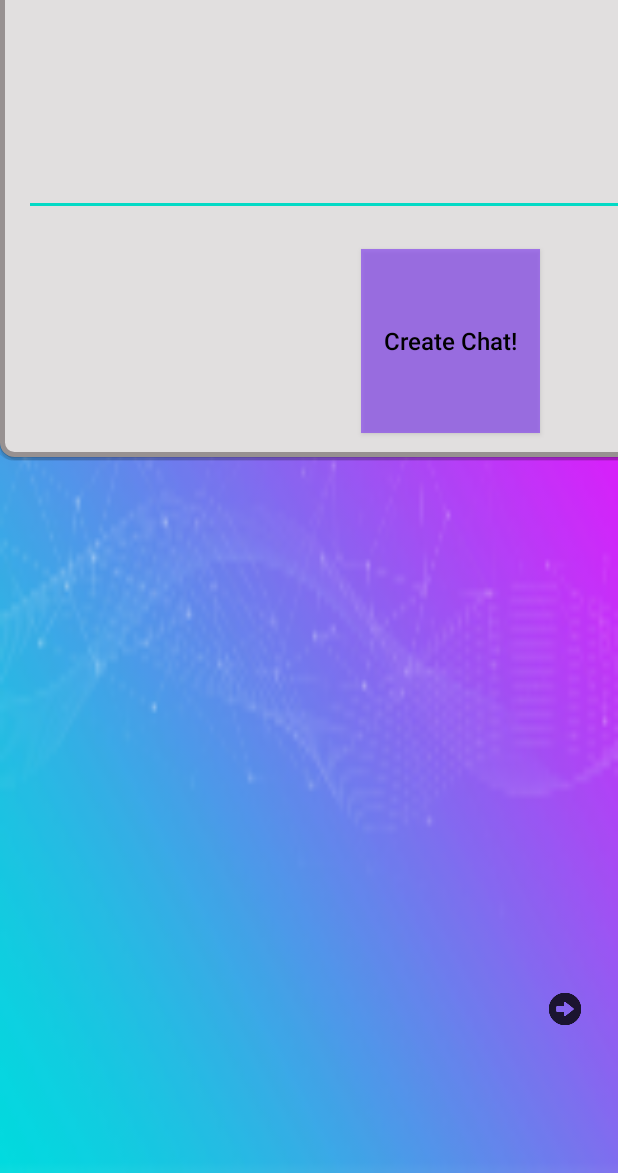
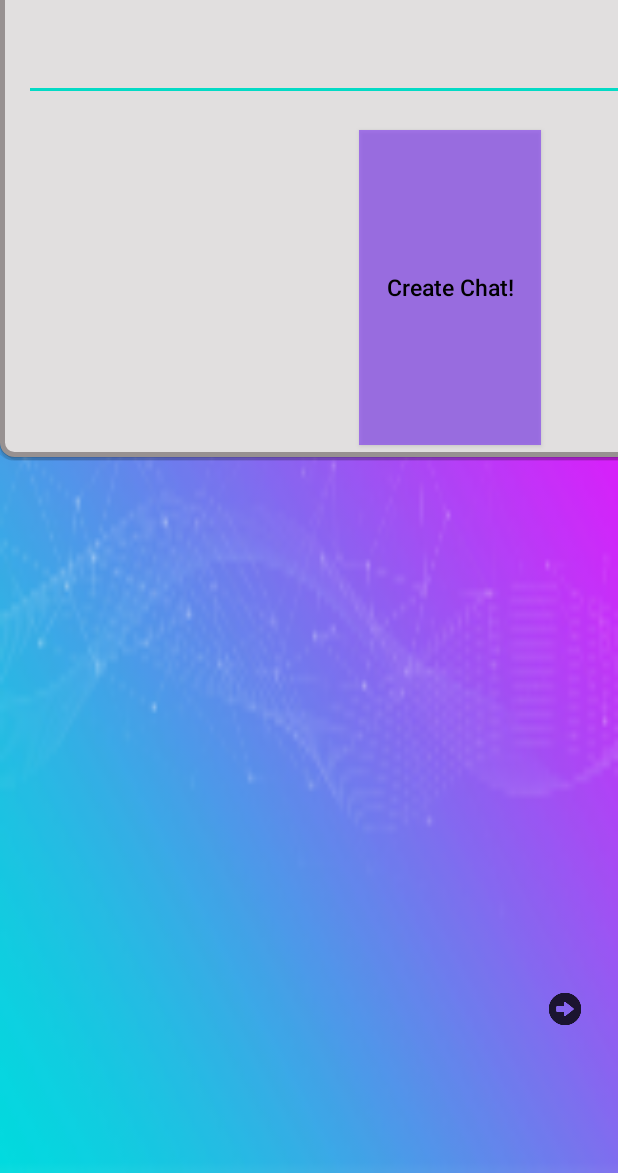
Before and after one commit to 2621/Android_TheComputers--, an Android app: the Search screen opened directly, with no data from a screen before it, after a tap on an icon or button, on a phone screen of 412 x 824 dp, the part 63-1236 px from its top. Run offline under Robolectric (Android 15) with nearby library versions, the light colour scheme and no system bars; network calls fail.

Commit message:
update popup group name

```diff
--- a/app/src/main/res/layout/name_group_popup.xml
+++ b/app/src/main/res/layout/name_group_popup.xml
@@ -3,7 +3,7 @@
     xmlns:app="http://schemas.android.com/apk/res-auto"
     xmlns:tools="http://schemas.android.com/tools"
     android:layout_width="350dp"
-    android:layout_height="180dp"
+    android:layout_height="182dp"
     android:layout_gravity="center"
     android:background="@drawable/message_chat"
     android:orientation="vertical">
@@ -11,12 +11,13 @@
     <EditText
         android:id="@+id/groupname"
         android:layout_width="0dp"
-        android:layout_height="0dp"
+        android:layout_height="40dp"
         android:layout_marginStart="16dp"
         android:layout_marginEnd="16dp"
-        android:layout_marginBottom="22dp"
+        android:layout_marginBottom="19dp"
         android:ems="10"
         android:fontFamily="sans-serif-condensed-medium"
+        android:gravity="center"
         android:inputType="textPersonName"
         android:textColor="#000000"
         android:textSize="16sp"
@@ -30,7 +31,7 @@
         android:layout_width="wrap_content"
         android:layout_height="wrap_content"
         android:layout_marginTop="16dp"
-        android:layout_marginBottom="19dp"
+        android:layout_marginBottom="26dp"
         android:fontFamily="sans-serif-condensed-medium"
         android:gravity="center_horizontal"
         android:text="Choose a name for your chat!"
@@ -42,15 +43,15 @@
 
     <Button
         android:id="@+id/newChat"
-        android:layout_width="119dp"
+        android:layout_width="121dp"
         android:layout_height="0dp"
-        android:layout_marginBottom="16dp"
+        android:layout_marginBottom="8dp"
         android:background="#9E7E37F1"
         android:onClick="openChat"
         android:text="Create Chat!"
         android:textAllCaps="false"
         android:textColor="#000000"
-        android:textSize="16sp"
+        android:textSize="15sp"
         app:layout_constraintBottom_toBottomOf="parent"
         app:layout_constraintEnd_toEndOf="parent"
         app:layout_constraintStart_toStartOf="parent"
```
